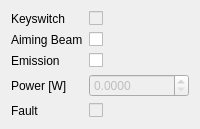
The window that instruments/IPGLaser/IPGLaserWidget.ui (davidgrier/QInstrument) describes before a commit, drawn with Qt 5.
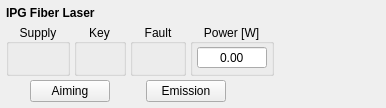
The same window after the commit. Custom widgets are drawn as their Qt base class.

Commit message: release 1.2.0: overhaul IPGLaser widget and extend shared widget library

Diff of the .ui file:
```diff
--- a/instruments/IPGLaser/IPGLaserWidget.ui
+++ b/instruments/IPGLaser/IPGLaserWidget.ui
@@ -5,91 +5,417 @@
   <property name="windowTitle">
    <string>IPG Laser</string>
   </property>
-  <layout class="QFormLayout" name="formLayout">
-   <item row="0" column="0">
-    <widget class="QLabel" name="label_keyswitch">
-     <property name="text">
-      <string>Keyswitch</string>
-     </property>
-    </widget>
-   </item>
-   <item row="0" column="1">
-    <widget class="QCheckBox" name="keyswitch">
-     <property name="enabled">
-      <bool>false</bool>
-     </property>
-     <property name="text">
-      <string/>
-     </property>
-    </widget>
-   </item>
-   <item row="1" column="0">
-    <widget class="QLabel" name="label_aiming">
-     <property name="text">
-      <string>Aiming Beam</string>
-     </property>
-    </widget>
-   </item>
-   <item row="1" column="1">
-    <widget class="QCheckBox" name="aiming">
-     <property name="text">
-      <string/>
-     </property>
-    </widget>
-   </item>
-   <item row="2" column="0">
-    <widget class="QLabel" name="label_emission">
-     <property name="text">
-      <string>Emission</string>
-     </property>
-    </widget>
-   </item>
-   <item row="2" column="1">
-    <widget class="QCheckBox" name="emission">
-     <property name="text">
-      <string/>
-     </property>
-    </widget>
-   </item>
-   <item row="3" column="0">
-    <widget class="QLabel" name="label_power">
-     <property name="text">
-      <string>Power [W]</string>
-     </property>
-    </widget>
-   </item>
-   <item row="3" column="1">
-    <widget class="QDoubleSpinBox" name="power">
-     <property name="enabled">
-      <bool>false</bool>
-     </property>
-     <property name="decimals">
+  <layout class="QHBoxLayout" name="outerLayout">
+   <property name="spacing">
+    <number>6</number>
+   </property>
+   <property name="leftMargin">
+    <number>6</number>
+   </property>
+   <property name="topMargin">
+    <number>6</number>
+   </property>
+   <property name="rightMargin">
+    <number>6</number>
+   </property>
+   <property name="bottomMargin">
+    <number>6</number>
+   </property>
+   <!-- Left column: title, status LEDs, control pairs -->
+   <item>
+    <layout class="QVBoxLayout" name="leftLayout">
+     <property name="spacing">
       <number>4</number>
      </property>
-     <property name="maximum">
-      <double>9999.0</double>
-     </property>
-    </widget>
+     <!-- Title -->
+     <item>
+      <widget class="QLabel" name="titleLabel">
+       <property name="text">
+        <string>IPG Fiber Laser</string>
+       </property>
+       <property name="font">
+        <font>
+         <bold>true</bold>
+        </font>
+       </property>
+      </widget>
+     </item>
+     <!-- Status row: power supply, keyswitch, fault LEDs + power readout -->
+     <item>
+      <layout class="QHBoxLayout" name="statusLayout">
+       <property name="spacing">
+        <number>4</number>
+       </property>
+       <item>
+        <widget class="QGroupBox" name="supplyGroup">
+         <property name="title">
+          <string>Supply</string>
+         </property>
+         <property name="alignment">
+          <set>Qt::AlignCenter</set>
+         </property>
+         <property name="minimumSize">
+          <size>
+           <width>52</width>
+           <height>52</height>
+          </size>
+         </property>
+         <property name="maximumSize">
+          <size>
+           <width>64</width>
+           <height>64</height>
+          </size>
+         </property>
+         <layout class="QVBoxLayout" name="supplyLedLayout">
+          <property name="leftMargin">
+           <number>4</number>
+          </property>
+          <property name="topMargin">
+           <number>2</number>
+          </property>
+          <property name="rightMargin">
+           <number>4</number>
+          </property>
+          <property name="bottomMargin">
+           <number>4</number>
+          </property>
+          <item>
+           <widget class="QLedWidget" name="power_supply">
+            <property name="minimumSize">
+             <size>
+              <width>20</width>
+              <height>20</height>
+             </size>
+            </property>
+            <property name="maximumSize">
+             <size>
+              <width>32</width>
+              <height>32</height>
+             </size>
+            </property>
+           </widget>
+          </item>
+         </layout>
+        </widget>
+       </item>
+       <item>
+        <widget class="QGroupBox" name="keyGroup">
+         <property name="title">
+          <string>Key</string>
+         </property>
+         <property name="alignment">
+          <set>Qt::AlignCenter</set>
+         </property>
+         <property name="minimumSize">
+          <size>
+           <width>52</width>
+           <height>52</height>
+          </size>
+         </property>
+         <property name="maximumSize">
+          <size>
+           <width>64</width>
+           <height>64</height>
+          </size>
+         </property>
+         <layout class="QVBoxLayout" name="keyLedLayout">
+          <property name="leftMargin">
+           <number>4</number>
+          </property>
+          <property name="topMargin">
+           <number>2</number>
+          </property>
+          <property name="rightMargin">
+           <number>4</number>
+          </property>
+          <property name="bottomMargin">
+           <number>4</number>
+          </property>
+          <item>
+           <widget class="QLedWidget" name="keyswitch">
+            <property name="minimumSize">
+             <size>
+              <width>20</width>
+              <height>20</height>
+             </size>
+            </property>
+            <property name="maximumSize">
+             <size>
+              <width>32</width>
+              <height>32</height>
+             </size>
+            </property>
+           </widget>
+          </item>
+         </layout>
+        </widget>
+       </item>
+       <item>
+        <widget class="QGroupBox" name="faultGroup">
+         <property name="title">
+          <string>Fault</string>
+         </property>
+         <property name="alignment">
+          <set>Qt::AlignCenter</set>
+         </property>
+         <property name="minimumSize">
+          <size>
+           <width>52</width>
+           <height>52</height>
+          </size>
+         </property>
+         <property name="maximumSize">
+          <size>
+           <width>64</width>
+           <height>64</height>
+          </size>
+         </property>
+         <layout class="QVBoxLayout" name="faultLedLayout">
+          <property name="leftMargin">
+           <number>4</number>
+          </property>
+          <property name="topMargin">
+           <number>2</number>
+          </property>
+          <property name="rightMargin">
+           <number>4</number>
+          </property>
+          <property name="bottomMargin">
+           <number>4</number>
+          </property>
+          <item>
+           <widget class="QLedWidget" name="fault">
+            <property name="minimumSize">
+             <size>
+              <width>20</width>
+              <height>20</height>
+             </size>
+            </property>
+            <property name="maximumSize">
+             <size>
+              <width>32</width>
+              <height>32</height>
+             </size>
+            </property>
+           </widget>
+          </item>
+         </layout>
+        </widget>
+       </item>
+       <item>
+        <spacer name="statusSpacer">
+         <property name="orientation">
+          <enum>Qt::Horizontal</enum>
+         </property>
+         <property name="sizeHint" stdset="0">
+          <size>
+           <width>0</width>
+           <height>0</height>
+          </size>
+         </property>
+        </spacer>
+       </item>
+       <item>
+        <widget class="QGroupBox" name="powerGroup">
+         <property name="title">
+          <string>Power [W]</string>
+         </property>
+         <property name="alignment">
+          <set>Qt::AlignCenter</set>
+         </property>
+         <property name="minimumSize">
+          <size>
+           <width>80</width>
+           <height>52</height>
+          </size>
+         </property>
+         <property name="maximumSize">
+          <size>
+           <width>120</width>
+           <height>64</height>
+          </size>
+         </property>
+         <layout class="QVBoxLayout" name="powerSpinLayout">
+          <property name="leftMargin">
+           <number>4</number>
+          </property>
+          <property name="topMargin">
+           <number>2</number>
+          </property>
+          <property name="rightMargin">
+           <number>4</number>
+          </property>
+          <property name="bottomMargin">
+           <number>4</number>
+          </property>
+          <item>
+           <widget class="QDoubleSpinBox" name="power">
+            <property name="readOnly">
+             <bool>true</bool>
+            </property>
+            <property name="buttonSymbols">
+             <enum>QAbstractSpinBox::NoButtons</enum>
+            </property>
+            <property name="alignment">
+             <set>Qt::AlignCenter</set>
+            </property>
+            <property name="decimals">
+             <number>2</number>
+            </property>
+            <property name="maximum">
+             <double>9999.0</double>
+            </property>
+           </widget>
+          </item>
+         </layout>
+        </widget>
+       </item>
+      </layout>
+     </item>
+     <!-- Control row: aiming and emission LED + button pairs -->
+     <item>
+      <layout class="QHBoxLayout" name="controlLayout">
+       <property name="spacing">
+        <number>4</number>
+       </property>
+       <!-- Aiming: status LED + toggle button -->
+       <item>
+        <widget class="QLedWidget" name="aiming">
+         <property name="minimumSize">
+          <size>
+           <width>20</width>
+           <height>20</height>
+          </size>
+         </property>
+         <property name="maximumSize">
+          <size>
+           <width>24</width>
+           <height>24</height>
+          </size>
+         </property>
+        </widget>
+       </item>
+       <item>
+        <widget class="QPushButton" name="aiming_button">
+         <property name="text">
+          <string>Aiming</string>
+         </property>
+         <property name="minimumSize">
+          <size>
+           <width>60</width>
+           <height>0</height>
+          </size>
+         </property>
+        </widget>
+       </item>
+       <item>
+        <spacer name="aimEmitSpacer">
+         <property name="orientation">
+          <enum>Qt::Horizontal</enum>
+         </property>
+         <property name="sizeType">
+          <enum>QSizePolicy::Fixed</enum>
+         </property>
+         <property name="sizeHint" stdset="0">
+          <size>
+           <width>8</width>
+           <height>0</height>
+          </size>
+         </property>
+        </spacer>
+       </item>
+       <!-- Emission: status LED + toggle button -->
+       <item>
+        <widget class="QLedWidget" name="emission">
+         <property name="minimumSize">
+          <size>
+           <width>20</width>
+           <height>20</height>
+          </size>
+         </property>
+         <property name="maximumSize">
+          <size>
+           <width>24</width>
+           <height>24</height>
+          </size>
+         </property>
+        </widget>
+       </item>
+       <item>
+        <widget class="QPushButton" name="emission_button">
+         <property name="text">
+          <string>Emission</string>
+         </property>
+         <property name="minimumSize">
+          <size>
+           <width>60</width>
+           <height>0</height>
+          </size>
+         </property>
+        </widget>
+       </item>
+       <item>
+        <spacer name="controlSpacer">
+         <property name="orientation">
+          <enum>Qt::Horizontal</enum>
+         </property>
+         <property name="sizeHint" stdset="0">
+          <size>
+           <width>0</width>
+           <height>0</height>
+          </size>
+         </property>
+        </spacer>
+       </item>
+      </layout>
+     </item>
+     <!-- Vertical spacer to fill remaining height beside the rotary encoder -->
+     <item>
+      <spacer name="verticalSpacer">
+       <property name="orientation">
+        <enum>Qt::Vertical</enum>
+       </property>
+       <property name="sizeHint" stdset="0">
+        <size>
+         <width>0</width>
+         <height>0</height>
+        </size>
+       </property>
+      </spacer>
+     </item>
+    </layout>
    </item>
-   <item row="4" column="0">
-    <widget class="QLabel" name="label_fault">
-     <property name="text">
-      <string>Fault</string>
+   <!-- Right column: rotary encoder spinbox for current setpoint -->
+   <item>
+    <widget class="QRotaryEncoderSpinBox" name="current">
+     <property name="minimumSize">
+      <size>
+       <width>100</width>
+       <height>0</height>
+      </size>
      </property>
-    </widget>
-   </item>
-   <item row="4" column="1">
-    <widget class="QCheckBox" name="fault">
-     <property name="enabled">
-      <bool>false</bool>
-     </property>
-     <property name="text">
-      <string/>
+     <property name="maximumSize">
+      <size>
+       <width>120</width>
+       <height>16777215</height>
+      </size>
      </property>
     </widget>
    </item>
   </layout>
  </widget>
+ <customwidgets>
+  <customwidget>
+   <class>QLedWidget</class>
+   <extends>QWidget</extends>
+   <header>QInstrument.widgets.QLedWidget</header>
+  </customwidget>
+  <customwidget>
+   <class>QRotaryEncoderSpinBox</class>
+   <extends>QWidget</extends>
+   <header>QInstrument.widgets.QRotaryEncoderSpinBox</header>
+  </customwidget>
+ </customwidgets>
  <resources/>
  <connections/>
 </ui>
```
The commit also changes 22 other files.
